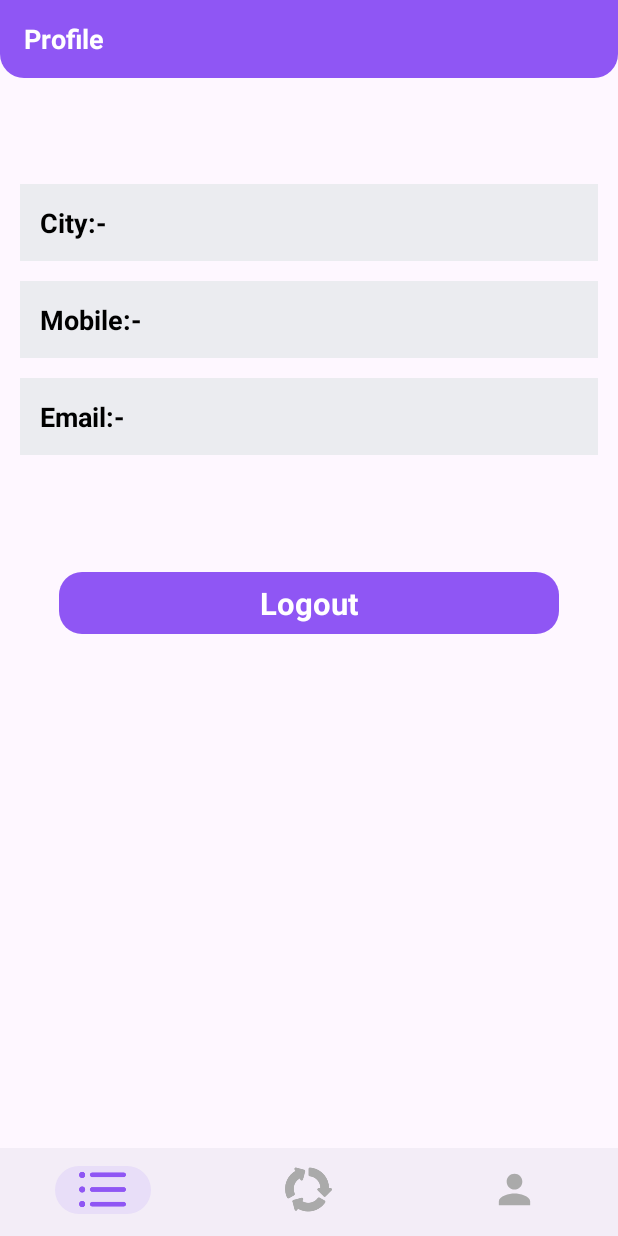
After one commit to Kiranzeroit/apna_app, an Android app: the fragment ProfileFragment placed in its activity, on a phone screen of 412 x 824 dp. The commit adds this screen. Run offline under Robolectric (Android 15) with nearby library versions, the phone set to English and light mode, and no system bars; our stand-ins replace sdp/ssp sizes.

Commit message:
add profile fragment

```diff
--- a/app/src/main/java/com/kiran/apnaapp/MainActivity.java
+++ b/app/src/main/java/com/kiran/apnaapp/MainActivity.java
@@ -10,6 +10,7 @@ import androidx.fragment.app.FragmentManager;
 
 import com.google.android.material.bottomnavigation.BottomNavigationView;
 import com.kiran.apnaapp.fragments.MenuFragment;
+import com.kiran.apnaapp.fragments.ProfileFragment;
 import com.kiran.apnaapp.fragments.StartFragment;
 
 public class MainActivity extends AppCompatActivity implements BottomNavigationView.OnNavigationItemSelectedListener {
@@ -39,6 +40,8 @@ public class MainActivity extends AppCompatActivity implements BottomNavigationV
             loadFragment(new MenuFragment());
         } else if (id == R.id.start) {
             loadFragment(new StartFragment());
+        } else if (id== R.id.profile) {
+            loadFragment(new ProfileFragment());
         }
         return true;
     }
--- a/app/src/main/java/com/kiran/apnaapp/database/DatabaseHelper.java
+++ b/app/src/main/java/com/kiran/apnaapp/database/DatabaseHelper.java
@@ -70,17 +70,17 @@ public class DatabaseHelper extends SQLiteOpenHelper {
     }
 
     @SuppressLint("Range")
-    public DetailsModal getUserDetails() {
+    public DetailsModal getUserDetails(String email) {
         DetailsModal detailsModal = new DetailsModal();
-        SQLiteDatabase sqLiteDatabase = getReadableDatabase();
+        SQLiteDatabase db = getReadableDatabase();
+        Cursor cursor = db.rawQuery("SELECT * FROM userDetails WHERE email = ?", new String[]{email});
 
-        Cursor cursor = sqLiteDatabase.rawQuery("SELECT * FROM userDetails", null);
+
         if (cursor.moveToFirst()) {
             detailsModal.name = cursor.getString(cursor.getColumnIndex("name"));
+            detailsModal.city = cursor.getString(cursor.getColumnIndex("city"));
             detailsModal.mobile = cursor.getString(cursor.getColumnIndex("mobile"));
-            detailsModal.city = cursor.getString(cursor.getColumnIndex("city"));
             detailsModal.email = cursor.getString(cursor.getColumnIndex("email"));
-            detailsModal.password = cursor.getString(cursor.getColumnIndex("password"));
         }
         return detailsModal;
     }
--- /dev/null
+++ b/app/src/main/java/com/kiran/apnaapp/fragments/ProfileFragment.java
@@ -0,0 +1,55 @@
+package com.kiran.apnaapp.fragments;
+
+import android.os.Bundle;
+import android.view.LayoutInflater;
+import android.view.View;
+import android.view.ViewGroup;
+
+import androidx.annotation.NonNull;
+import androidx.annotation.Nullable;
+import androidx.appcompat.widget.AppCompatTextView;
+import androidx.fragment.app.Fragment;
+
+import com.kiran.apnaapp.R;
+import com.kiran.apnaapp.database.DatabaseHelper;
+import com.kiran.apnaapp.modals.DetailsModal;
+
+public class ProfileFragment extends Fragment implements View.OnClickListener {
+    private AppCompatTextView tvName, tvCity, tvMobile, tvEmail, tvLogout;
+    private DatabaseHelper databaseHelper;
+    private DetailsModal detailsModal;
+    @Nullable
+    @Override
+    public View onCreateView(@NonNull LayoutInflater inflater, @Nullable ViewGroup container, @Nullable Bundle savedInstanceState) {
+        return getLayoutInflater().inflate(R.layout.fragment_profile, container, false);
+    }
+
+    @Override
+    public void onViewCreated(@NonNull View view, @Nullable Bundle savedInstanceState) {
+        super.onViewCreated(view, savedInstanceState);
+        databaseHelper = new DatabaseHelper(requireActivity());
+        detailsModal= new DetailsModal();
+        initView(view);
+    }
+
+    private void initView(View view) {
+        tvName = view.findViewById(R.id.tvName);
+        tvCity = view.findViewById(R.id.tvCity);
+        tvMobile = view.findViewById(R.id.tvMobile);
+        tvEmail = view.findViewById(R.id.tvEmail);
+        tvLogout = view.findViewById(R.id.tvLogout);
+        tvLogout.setOnClickListener(this);
+
+        //detailsModal= databaseHelper.getUserDetails();
+
+        tvName.setText(detailsModal.name);
+        tvCity.setText(detailsModal.city);
+        tvEmail.setText(detailsModal.email);
+        tvMobile.setText(detailsModal.mobile);
+    }
+
+    @Override
+    public void onClick(View view) {
+
+    }
+}
--- /dev/null
+++ b/app/src/main/res/drawable/ic_person.xml
@@ -0,0 +1,5 @@
+<vector android:height="24dp" android:tint="#8F56F4"
+    android:viewportHeight="24" android:viewportWidth="24"
+    android:width="24dp" xmlns:android="http://schemas.android.com/apk/res/android">
+    <path android:fillColor="@android:color/white" android:pathData="M12,12c2.21,0 4,-1.79 4,-4s-1.79,-4 -4,-4 -4,1.79 -4,4 1.79,4 4,4zM12,14c-2.67,0 -8,1.34 -8,4v2h16v-2c0,-2.66 -5.33,-4 -8,-4z"/>
+</vector>
--- /dev/null
+++ b/app/src/main/res/layout/fragment_profile.xml
@@ -0,0 +1,163 @@
+<?xml version="1.0" encoding="utf-8"?>
+<androidx.constraintlayout.widget.ConstraintLayout xmlns:android="http://schemas.android.com/apk/res/android"
+    xmlns:app="http://schemas.android.com/apk/res-auto"
+    xmlns:tools="http://schemas.android.com/tools"
+    android:layout_width="match_parent"
+    android:layout_height="match_parent">
+
+    <androidx.appcompat.widget.Toolbar
+        android:id="@+id/toolbar"
+        android:layout_width="match_parent"
+        android:layout_height="@dimen/_40sdp"
+        android:minHeight="?attr/actionBarSize"
+        android:theme="?attr/actionBarTheme"
+        android:background="@drawable/bg_toolbar_round_corner_bottom"
+        app:layout_constraintTop_toTopOf="parent">
+
+        <androidx.appcompat.widget.AppCompatTextView
+            android:layout_width="wrap_content"
+            android:layout_height="wrap_content"
+            android:text="Profile"
+            android:textColor="@color/white"
+            android:textSize="@dimen/_14sdp"
+            android:textStyle="bold" />
+    </androidx.appcompat.widget.Toolbar>
+
+    <androidx.appcompat.widget.AppCompatTextView
+        android:id="@+id/tvName"
+        android:layout_width="match_parent"
+        android:layout_height="wrap_content"
+        android:layout_marginHorizontal="@dimen/_10sdp"
+        android:layout_marginTop="@dimen/_20sdp"
+        android:inputType="textCapSentences"
+        android:textColor="@color/purple"
+        android:textSize="@dimen/_18sdp"
+        android:textStyle="bold"
+        app:layout_constraintTop_toBottomOf="@id/toolbar"
+        tools:text="kiran"/>
+
+
+        <androidx.constraintlayout.widget.ConstraintLayout
+            android:id="@+id/clCity"
+            android:layout_width="match_parent"
+            android:layout_marginHorizontal="@dimen/_10sdp"
+            android:background="#EBECF0"
+            android:layout_marginTop="@dimen/_10sdp"
+            app:layout_constraintTop_toBottomOf="@+id/tvName"
+            android:layout_height="wrap_content"
+            android:padding="@dimen/_10sdp">
+
+            <androidx.appcompat.widget.AppCompatTextView
+                android:id="@+id/tvCityT"
+                android:layout_width="wrap_content"
+                android:layout_height="wrap_content"
+                android:textColor="@color/black"
+                android:textSize="@dimen/_14sdp"
+                app:layout_constraintStart_toStartOf="parent"
+                app:layout_constraintTop_toTopOf="parent"
+                android:text="City:-"
+                android:textStyle="bold"/>
+
+            <androidx.appcompat.widget.AppCompatTextView
+                android:id="@+id/tvCity"
+                android:layout_width="wrap_content"
+                android:layout_height="wrap_content"
+                android:textColor="@color/black"
+                android:textSize="@dimen/_14sdp"
+                app:layout_constraintStart_toEndOf="@id/tvCityT"
+                app:layout_constraintTop_toTopOf="@id/tvCityT"
+                tools:text="@string/app_name"
+                android:layout_marginStart="@dimen/_3sdp"/>
+
+        </androidx.constraintlayout.widget.ConstraintLayout>
+
+    <androidx.constraintlayout.widget.ConstraintLayout
+        android:id="@+id/clMobile"
+        android:layout_width="match_parent"
+        android:layout_marginHorizontal="@dimen/_10sdp"
+        android:background="#EBECF0"
+        app:layout_constraintTop_toBottomOf="@+id/clCity"
+        android:layout_height="wrap_content"
+        android:padding="@dimen/_10sdp"
+        android:layout_marginTop="@dimen/_10sdp">
+
+        <androidx.appcompat.widget.AppCompatTextView
+            android:id="@+id/tvMobileT"
+            android:layout_width="wrap_content"
+            android:layout_height="wrap_content"
+            android:textColor="@color/black"
+            android:textSize="@dimen/_14sdp"
+            app:layout_constraintStart_toStartOf="parent"
+            app:layout_constraintTop_toTopOf="parent"
+            android:text="Mobile:-"
+            android:textStyle="bold"/>
+
+        <androidx.appcompat.widget.AppCompatTextView
+            android:id="@+id/tvMobile"
+            android:layout_width="wrap_content"
+            android:layout_height="wrap_content"
+            android:textColor="@color/black"
+            android:textSize="@dimen/_14sdp"
+            app:layout_constraintStart_toEndOf="@id/tvMobileT"
+            app:layout_constraintTop_toTopOf="@id/tvMobileT"
+            tools:text="@string/app_name"
+            android:layout_marginStart="@dimen/_3sdp"/>
+
+    </androidx.constraintlayout.widget.ConstraintLayout>
+
+    <androidx.constraintlayout.widget.ConstraintLayout
+        android:id="@+id/clEmail"
+        android:layout_width="match_parent"
+        android:layout_marginHorizontal="@dimen/_10sdp"
+        android:background="#EBECF0"
+        app:layout_constraintTop_toBottomOf="@+id/clMobile"
+        android:layout_height="wrap_content"
+        android:padding="@dimen/_10sdp"
+        android:layout_marginTop="@dimen/_10sdp">
+
+        <androidx.appcompat.widget.AppCompatTextView
+            android:id="@+id/tvEmailT"
+            android:layout_width="wrap_content"
+            android:layout_height="wrap_content"
+            android:textColor="@color/black"
+            android:textSize="@dimen/_14sdp"
+            app:layout_constraintStart_toStartOf="parent"
+            app:layout_constraintTop_toTopOf="parent"
+            android:text="Email:-"
+            android:textStyle="bold"/>
+
+        <androidx.appcompat.widget.AppCompatTextView
+            android:id="@+id/tvEmail"
+            android:layout_width="wrap_content"
+            android:layout_height="wrap_content"
+            android:textColor="@color/black"
+            android:textSize="@dimen/_14sdp"
+            app:layout_constraintStart_toEndOf="@id/tvEmailT"
+            app:layout_constraintTop_toTopOf="@id/tvEmailT"
+            tools:text="@string/app_name"
+            android:layout_marginStart="@dimen/_3sdp"/>
+
+    </androidx.constraintlayout.widget.ConstraintLayout>
+
+
+    <androidx.appcompat.widget.AppCompatTextView
+        android:id="@+id/tvLogout"
+        android:layout_width="match_parent"
+        android:layout_height="wrap_content"
+        app:layout_constraintTop_toBottomOf="@id/clEmail"
+        android:layout_marginTop="@dimen/_60sdp"
+        android:layout_marginHorizontal="@dimen/_30sdp"
+        android:background="@drawable/btn_bg_round_corners"
+        android:textSize="@dimen/_16sdp"
+        android:textColor="@color/white"
+        android:text="Logout"
+        android:textAlignment="center"
+        android:padding="@dimen/_5sdp"
+        android:textStyle="bold"/>
+
+
+
+
+
+
+</androidx.constraintlayout.widget.ConstraintLayout>
--- a/app/src/main/res/menu/menu_main_bottom_navigation.xml
+++ b/app/src/main/res/menu/menu_main_bottom_navigation.xml
@@ -14,4 +14,10 @@
         android:title=""
         app:showAsAction="ifRoom" />
 
+    <item
+        android:id="@+id/profile"
+        android:icon="@drawable/ic_person"
+        android:title=""
+        app:showAsAction="ifRoom" />
+
 </menu>
```
